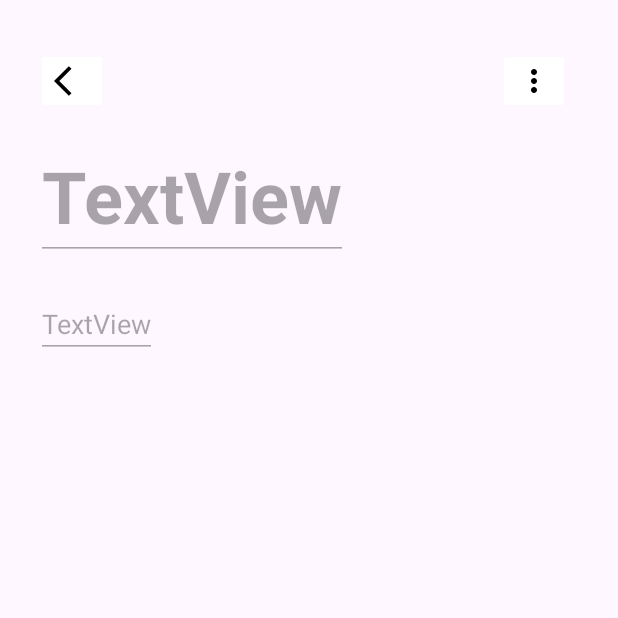
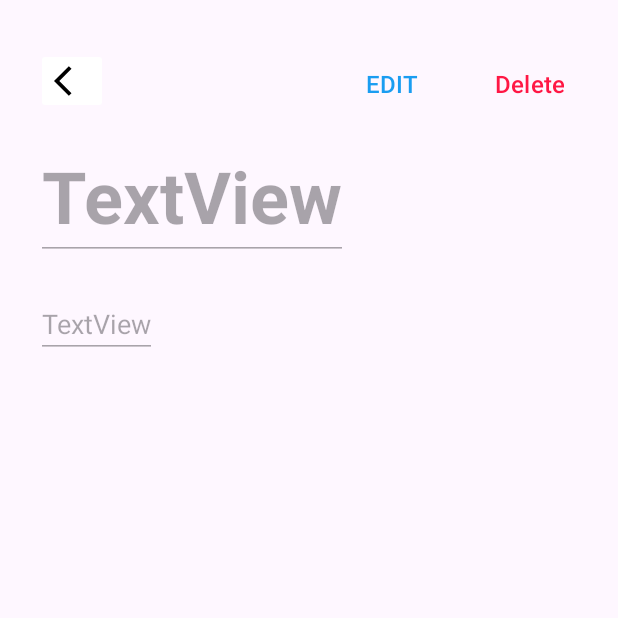
Before and after one commit to vianozx/BantalApp, an Android app: the ViewJournalActivity screen opened directly, with no data from a screen before it, on a phone screen of 412 x 824 dp, the top half of it. Run offline under Robolectric (Android 15) with nearby library versions, the phone set to English and light mode, and no system bars; our stand-ins replace Firebase (no records; nobody signed in at launch, a user with empty details on screens opened directly).

Commit message:
selesai fitur jurnal

```diff
--- a/app/src/main/res/layout/activity_view_journal.xml
+++ b/app/src/main/res/layout/activity_view_journal.xml
@@ -44,17 +44,28 @@
         app:layout_constraintStart_toStartOf="@+id/tvJudulView"
         app:layout_constraintTop_toBottomOf="@+id/tvJudulView" />
 
-    <ImageButton
-        android:id="@+id/btnMore"
-        android:layout_width="0dp"
+    <Button
+        android:id="@+id/btnEdit"
+        android:layout_width="wrap_content"
         android:layout_height="wrap_content"
-        android:layout_marginTop="32dp"
-        android:layout_marginEnd="32dp"
-        android:backgroundTint="@color/white"
-        android:onClick="showPopup"
+        android:backgroundTint="#00FFFFFF"
+        android:text="EDIT"
+        android:textColor="@color/blue"
+        android:textSize="16sp"
+        app:layout_constraintEnd_toStartOf="@+id/btnDel"
+        app:layout_constraintTop_toTopOf="@+id/btnDel" />
+
+    <Button
+        android:id="@+id/btnDel"
+        android:layout_width="wrap_content"
+        android:layout_height="wrap_content"
+        android:layout_marginEnd="12dp"
+        android:backgroundTint="#00FFFFFF"
+        android:text="Delete"
+        android:textColor="#FF1744"
+        android:textSize="16sp"
         app:layout_constraintEnd_toEndOf="parent"
-        app:layout_constraintTop_toTopOf="parent"
-        app:srcCompat="@drawable/baseline_more_vert_24" />
+        app:layout_constraintTop_toTopOf="@+id/backButton" />
 
     <com.google.android.material.floatingactionbutton.FloatingActionButton
         android:id="@+id/btnSave"
```
Also changed, not shown: app/src/main/java/com/example/bantalapp/ViewJournalActivity.kt (+90 -30 lines).
